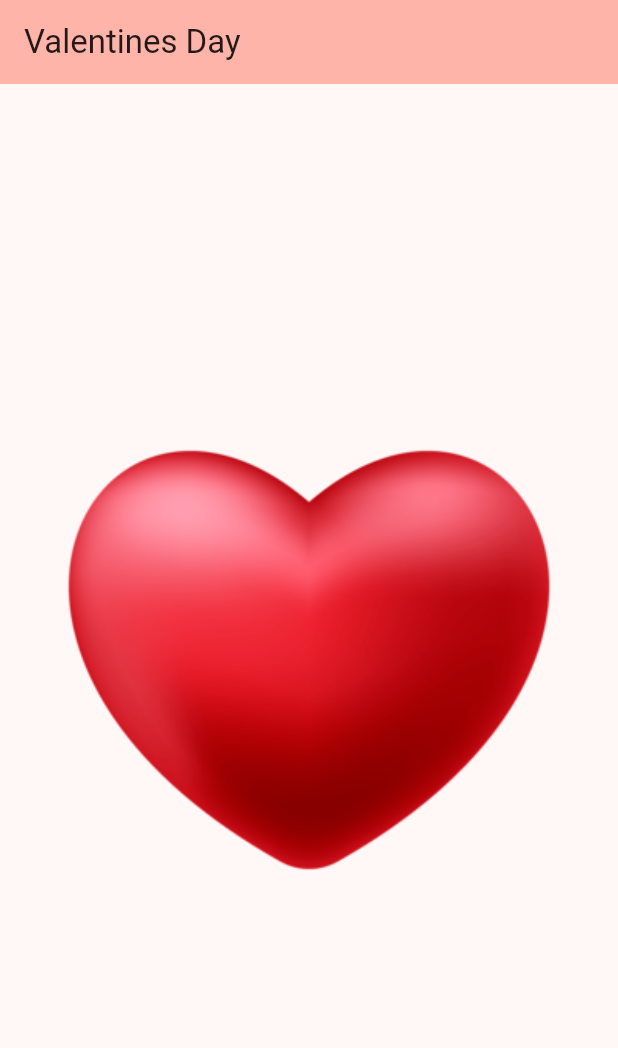
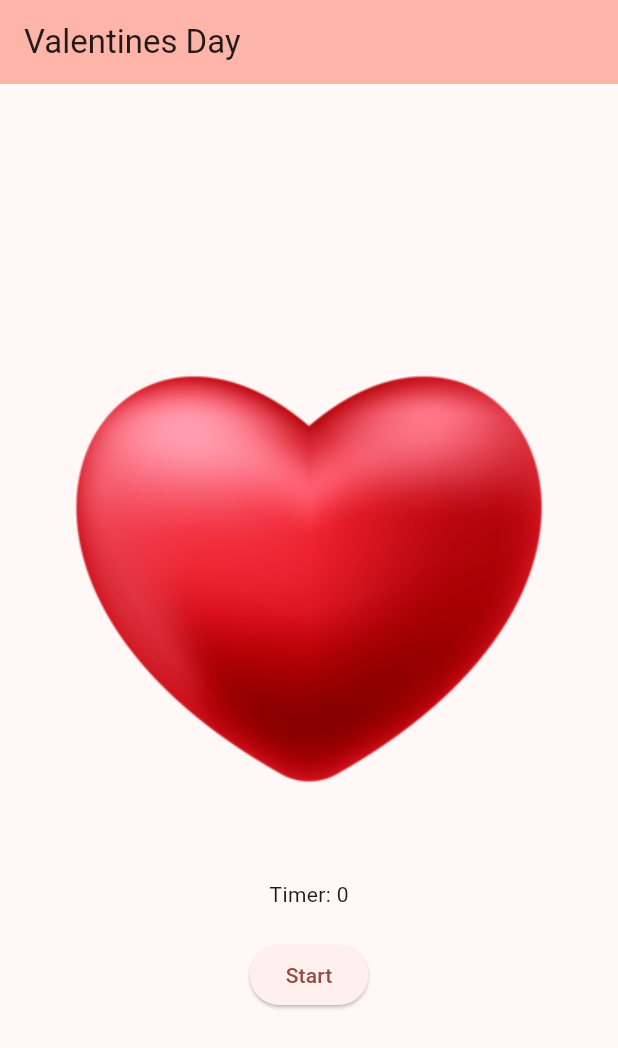
Before and after one commit to skylerplumley/valentine, a Flutter app: the screen it shows after launch, on a phone screen of 412 x 824 dp. Shown: the top 1048 px of the screen. Run offline on Flutter 3.47's test engine with Material 3 defaults, Android fonts, the phone set to English and light mode, and no system bars.

Commit message:
Start and stop button and timer created

```diff
--- a/lib/main.dart
+++ b/lib/main.dart
@@ -1,4 +1,5 @@
 import 'package:flutter/material.dart';
+import 'dart:async';
 
 void main() {
   runApp(const MyApp());
@@ -33,6 +34,9 @@ class _MyHomePageState extends State<MyHomePage>
     with SingleTickerProviderStateMixin {
   late AnimationController _controller;
   late Animation<double> _animation;
+  bool beating = false;
+  Timer? _timer;
+  int seconds = 0;
 
   @override
   void initState() {
@@ -40,11 +44,30 @@ class _MyHomePageState extends State<MyHomePage>
     _controller = AnimationController(
       vsync: this,
       duration: const Duration(seconds: 1),
-    )..repeat(reverse: true);
+    );
 
     _animation = Tween<double>(begin: 1, end: 1.4).animate(
       CurvedAnimation(parent: _controller, curve: Curves.easeInOut),
     );
+  }
+
+  void startbeat() {
+    setState(() {
+      if (beating) {
+        _controller.stop();
+        _timer?.cancel();
+      } else {
+        seconds = 0;
+        _controller.repeat(reverse: true);
+        _timer = Timer.periodic(const Duration(seconds: 1), (timer) {
+          setState(() {
+            seconds++;
+          });
+        });
+      }
+
+      beating = !beating;
+    });
   }
 
   @override
@@ -55,7 +78,10 @@ class _MyHomePageState extends State<MyHomePage>
         title: Text(widget.title),
       ),
       body: Center(
-        child: AnimatedBuilder(
+        child: Column(
+          mainAxisAlignment: MainAxisAlignment.center,
+          children: [
+            AnimatedBuilder(
               animation: _animation,
               builder: (context, child) {
                 return Transform.scale(
@@ -64,6 +90,17 @@ class _MyHomePageState extends State<MyHomePage>
                 );
               },
               child: Image.asset('assets/heartnew.png'),
+            ),
+            const SizedBox(height: 20),
+            Text(
+              'Timer: $seconds',
+            ),
+            const SizedBox(height: 20),
+            ElevatedButton(
+              onPressed: startbeat,
+              child: Text(beating ? 'Stop' : 'Start'),
+            ),
+          ],
         ),
       ),
     );
```
Lines whose indentation alone changed are shown as unchanged.
